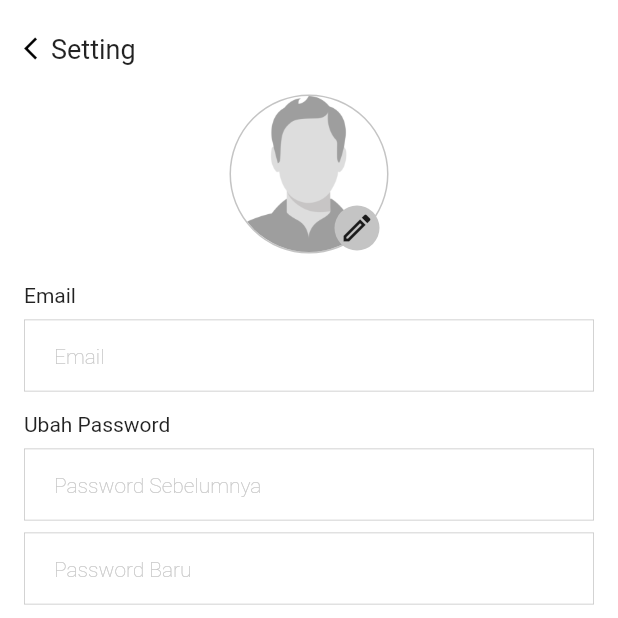
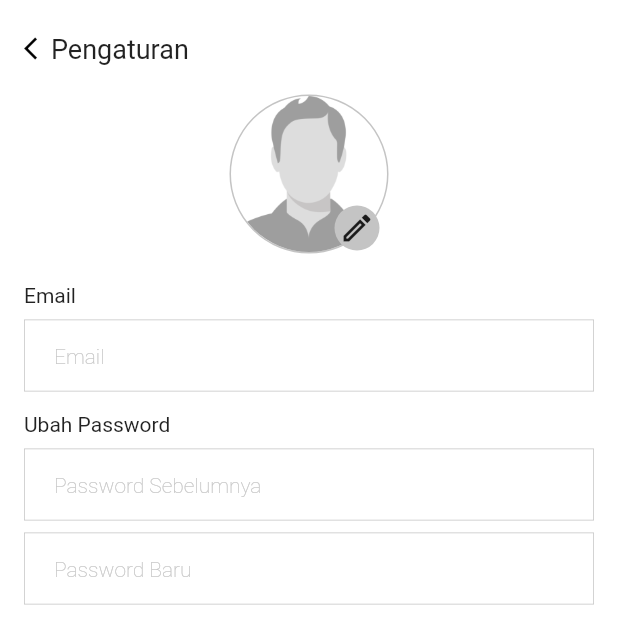
Before and after one commit to dranzers/flutter_absensi, a Flutter app: the ViewSetting screen opened by its route, on a phone screen of 412 x 824 dp, the top half of it. Run offline on Flutter 3.47's test engine with Material 2 defaults, Android fonts, the phone set to English and light mode, and no system bars; our stand-ins replace google_maps_flutter, location; missing offline and left inert: geocoder.

```diff
--- a/lib/ui/views/login/widgets/button_login.dart
+++ b/lib/ui/views/login/widgets/button_login.dart
@@ -37,8 +37,6 @@ class ButtonLogin extends StatelessWidget {
             padding: EdgeInsets.only(right: 5),
             child: CircularProgressIndicator())
         : ButtonTheme(
-            minWidth: 0,
-            materialTapTargetSize: MaterialTapTargetSize.shrinkWrap,
             padding: EdgeInsets.symmetric(horizontal: 37.0, vertical: 12.0),
             child: FlatButton(
               color: Color(0xffC4C4C4),
--- a/lib/ui/views/setting/view_setting.dart
+++ b/lib/ui/views/setting/view_setting.dart
@@ -18,7 +18,7 @@ class ViewSetting extends StatelessWidget {
               child: Column(
                 mainAxisAlignment: MainAxisAlignment.center,
                 children: [
-                  NavigateBack(title: 'Setting'),
+                  NavigateBack(title: 'Pengaturan'),
                   Expanded(
                     flex: 1,
                     child: Column(
```
